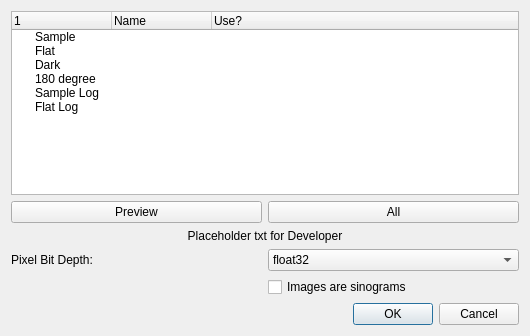
This is mantidimaging/gui/ui/load_dialog.ui in mantidproject/mantidimaging as Qt 5 draws it before an edit. The edited form follows.
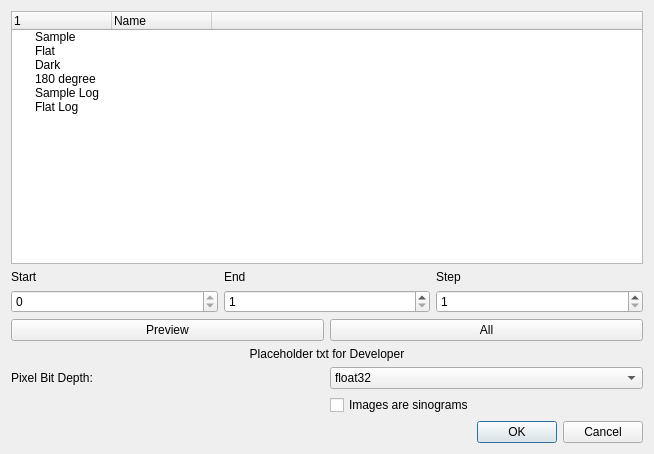
This is the edited form.

Patch:
```diff
--- a/mantidimaging/gui/ui/load_dialog.ui
+++ b/mantidimaging/gui/ui/load_dialog.ui
@@ -6,8 +6,8 @@
    <rect>
     <x>0</x>
     <y>0</y>
-    <width>530</width>
-    <height>336</height>
+    <width>654</width>
+    <height>454</height>
    </rect>
   </property>
   <property name="windowTitle">
@@ -28,7 +28,7 @@
      </column>
      <column>
       <property name="text">
-       <string>Use?</string>
+       <string> </string>
       </property>
      </column>
      <item>
@@ -101,6 +101,79 @@
    </item>
    <item>
     <layout class="QVBoxLayout" name="verticalLayout_5">
+     <item>
+      <layout class="QHBoxLayout" name="horizontalLayout_2">
+       <item>
+        <layout class="QVBoxLayout" name="verticalLayout_2">
+         <item>
+          <widget class="QLabel" name="label">
+           <property name="text">
+            <string>Start</string>
+           </property>
+          </widget>
+         </item>
+         <item>
+          <widget class="QSpinBox" name="index_start">
+           <property name="sizePolicy">
+            <sizepolicy hsizetype="Minimum" vsizetype="Maximum">
+             <horstretch>0</horstretch>
+             <verstretch>0</verstretch>
+            </sizepolicy>
+           </property>
+           <property name="maximum">
+            <number>0</number>
+           </property>
+          </widget>
+         </item>
+        </layout>
+       </item>
+       <item>
+        <layout class="QVBoxLayout" name="verticalLayout_3">
+         <item>
+          <widget class="QLabel" name="label_2">
+           <property name="text">
+            <string>End</string>
+           </property>
+          </widget>
+         </item>
+         <item>
+          <widget class="QSpinBox" name="index_end">
+           <property name="minimum">
+            <number>1</number>
+           </property>
+           <property name="maximum">
+            <number>9999999</number>
+           </property>
+          </widget>
+         </item>
+        </layout>
+       </item>
+       <item>
+        <layout class="QVBoxLayout" name="verticalLayout_4">
+         <item>
+          <widget class="QLabel" name="label_3">
+           <property name="text">
+            <string>Step</string>
+           </property>
+          </widget>
+         </item>
+         <item>
+          <widget class="QSpinBox" name="index_step">
+           <property name="minimum">
+            <number>1</number>
+           </property>
+           <property name="maximum">
+            <number>9999999</number>
+           </property>
+           <property name="value">
+            <number>1</number>
+           </property>
+          </widget>
+         </item>
+        </layout>
+       </item>
+      </layout>
+     </item>
      <item>
       <layout class="QHBoxLayout" name="horizontalLayout_3">
        <item>
```
